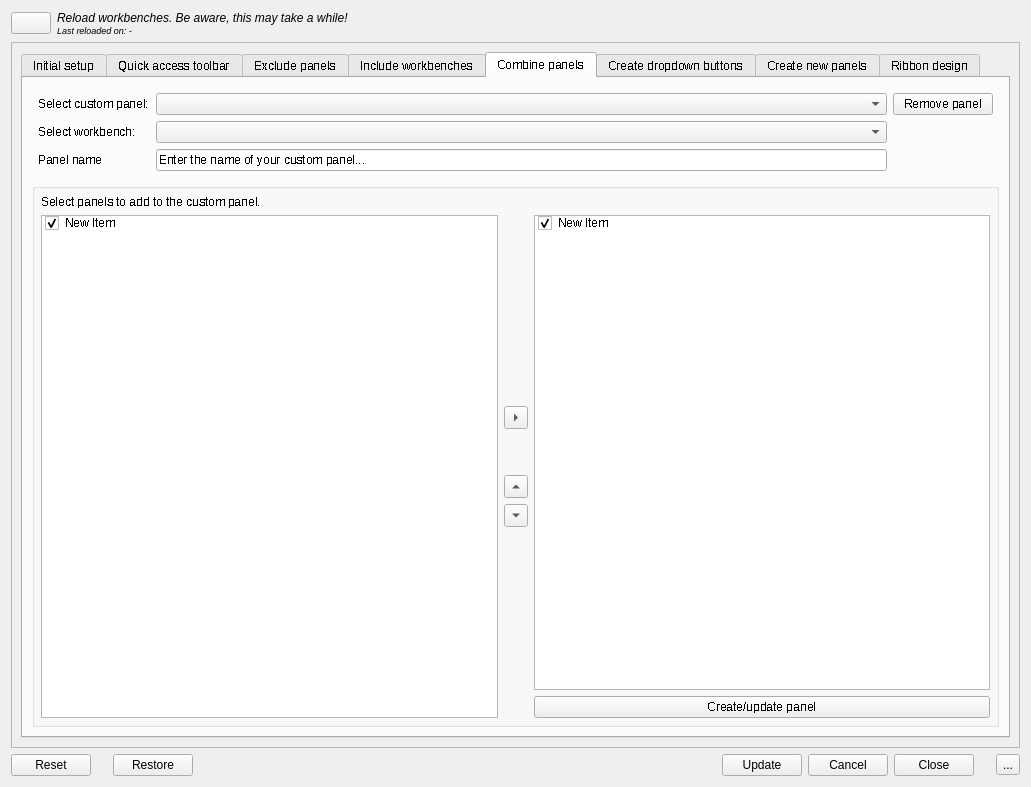
Old version of the form Resources/ui/Design.ui in the repository APEbbers/FreeCAD-Ribbon.
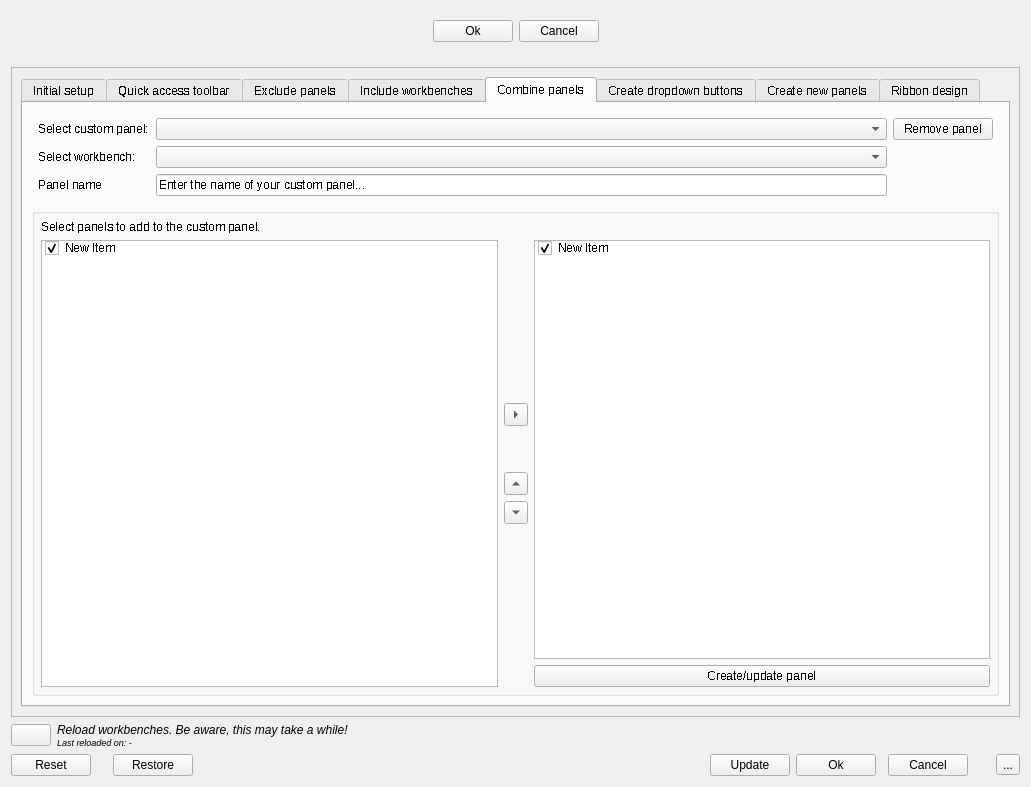
New version of the form. Icons and pictures are not drawn.

Commit message: Move Form buttons for docked dialog - 6

What changed in the file:
```diff
--- a/Resources/ui/Design.ui
+++ b/Resources/ui/Design.ui
@@ -46,121 +46,92 @@
   <property name="autoFillBackground">
    <bool>false</bool>
   </property>
-  <layout class="QGridLayout" name="gridLayout_49">
+  <layout class="QGridLayout" name="gridLayout_53">
    <item row="0" column="0">
-    <layout class="QGridLayout" name="gridLayout_28">
-     <property name="verticalSpacing">
-      <number>0</number>
-     </property>
-     <item row="0" column="2">
-      <widget class="QLabel" name="label_14">
-       <property name="sizePolicy">
-        <sizepolicy hsizetype="MinimumExpanding" vsizetype="Preferred">
-         <horstretch>0</horstretch>
-         <verstretch>0</verstretch>
-        </sizepolicy>
-       </property>
-       <property name="text">
-        <string>&lt;html&gt;&lt;head/&gt;&lt;body&gt;&lt;p&gt;&lt;span style=&quot; font-style:italic;&quot;&gt;Reload workbenches. Be aware, this may take a while!&lt;/span&gt;&lt;/p&gt;&lt;/body&gt;&lt;/html&gt;</string>
-       </property>
-      </widget>
-     </item>
-     <item row="1" column="2">
-      <widget class="QLabel" name="TimeStamp_Reloaded">
-       <property name="font">
-        <font>
-         <pointsize>7</pointsize>
-         <italic>true</italic>
-        </font>
-       </property>
-       <property name="text">
-        <string>Last reloaded on: -</string>
-       </property>
-      </widget>
-     </item>
-     <item row="0" column="0" rowspan="2">
-      <widget class="QPushButton" name="LoadWB">
-       <property name="sizePolicy">
-        <sizepolicy hsizetype="Fixed" vsizetype="Fixed">
-         <horstretch>0</horstretch>
-         <verstretch>0</verstretch>
-        </sizepolicy>
-       </property>
-       <property name="minimumSize">
-        <size>
-         <width>10</width>
-         <height>10</height>
-        </size>
-       </property>
-       <property name="text">
-        <string/>
-       </property>
-       <property name="icon">
-        <iconset theme="QIcon::ThemeIcon::ViewRefresh"/>
-       </property>
-      </widget>
-     </item>
-    </layout>
+    <widget class="QFrame" name="DockedButtonFrame">
+     <layout class="QGridLayout" name="gridLayout_49">
+      <item row="0" column="0">
+       <spacer name="horizontalSpacer_10">
+        <property name="orientation">
+         <enum>Qt::Orientation::Horizontal</enum>
+        </property>
+        <property name="sizeHint" stdset="0">
+         <size>
+          <width>40</width>
+          <height>20</height>
+         </size>
+        </property>
+       </spacer>
+      </item>
+      <item row="0" column="1">
+       <widget class="QPushButton" name="Close_2">
+        <property name="text">
+         <string>Ok</string>
+        </property>
+       </widget>
+      </item>
+      <item row="0" column="2">
+       <widget class="QPushButton" name="Cancel_2">
+        <property name="text">
+         <string>Cancel</string>
+        </property>
+        <property name="shortcut">
+         <string>Esc</string>
+        </property>
+       </widget>
+      </item>
+      <item row="0" column="3">
+       <spacer name="horizontalSpacer_11">
+        <property name="orientation">
+         <enum>Qt::Orientation::Horizontal</enum>
+        </property>
+        <property name="sizeHint" stdset="0">
+         <size>
+          <width>40</width>
+          <height>20</height>
+         </size>
+        </property>
+       </spacer>
+      </item>
+      <item row="1" column="2">
+       <spacer name="verticalSpacer_22">
+        <property name="orientation">
+         <enum>Qt::Orientation::Vertical</enum>
+        </property>
+        <property name="sizeType">
+         <enum>QSizePolicy::Policy::Fixed</enum>
+        </property>
+        <property name="sizeHint" stdset="0">
+         <size>
+          <width>20</width>
+          <height>10</height>
+         </size>
+        </property>
+       </spacer>
+      </item>
+     </layout>
+    </widget>
    </item>
    <item row="1" column="0">
     <layout class="QGridLayout" name="gridLayout_6">
-     <item row="2" column="5">
-      <widget class="QPushButton" name="Cancel">
+     <item row="3" column="4">
+      <widget class="QPushButton" name="UpdateJson">
        <property name="text">
-        <string>Cancel</string>
+        <string>Update</string>
        </property>
        <property name="shortcut">
         <string>Esc</string>
        </property>
       </widget>
      </item>
-     <item row="2" column="8">
-      <widget class="QToolButton" name="HelpButton">
-       <property name="text">
-        <string notr="true">...</string>
-       </property>
-      </widget>
-     </item>
-     <item row="2" column="6">
+     <item row="3" column="5">
       <widget class="QPushButton" name="Close">
        <property name="text">
-        <string>Close</string>
+        <string>Ok</string>
        </property>
       </widget>
      </item>
-     <item row="2" column="1">
-      <spacer name="horizontalSpacer">
-       <property name="orientation">
-        <enum>Qt::Orientation::Horizontal</enum>
-       </property>
-       <property name="sizeType">
-        <enum>QSizePolicy::Policy::Fixed</enum>
-       </property>
-       <property name="sizeHint" stdset="0">
-        <size>
-         <width>10</width>
-         <height>20</height>
-        </size>
-       </property>
-      </spacer>
-     </item>
-     <item row="2" column="7">
-      <spacer name="horizontalSpacer_3">
-       <property name="orientation">
-        <enum>Qt::Orientation::Horizontal</enum>
-       </property>
-       <property name="sizeType">
-        <enum>QSizePolicy::Policy::Fixed</enum>
-       </property>
-       <property name="sizeHint" stdset="0">
-        <size>
-         <width>10</width>
-         <height>20</height>
-        </size>
-       </property>
-      </spacer>
-     </item>
-     <item row="2" column="3">
+     <item row="3" column="3">
       <spacer name="horizontalSpacer_2">
        <property name="orientation">
         <enum>Qt::Orientation::Horizontal</enum>
@@ -173,34 +144,7 @@
        </property>
       </spacer>
      </item>
-     <item row="2" column="4">
-      <widget class="QPushButton" name="UpdateJson">
-       <property name="text">
-        <string>Update</string>
-       </property>
-      </widget>
-     </item>
-     <item row="2" column="0">
-      <widget class="QPushButton" name="ResetJson">
-       <property name="enabled">
-        <bool>true</bool>
-       </property>
-       <property name="text">
-        <string>Reset</string>
-       </property>
-      </widget>
-     </item>
-     <item row="2" column="2">
-      <widget class="QPushButton" name="RestoreJson">
-       <property name="enabled">
-        <bool>true</bool>
-       </property>
-       <property name="text">
-        <string>Restore</string>
-       </property>
-      </widget>
-     </item>
-     <item row="1" column="0" colspan="9">
+     <item row="1" column="0" colspan="11">
       <widget class="QScrollArea" name="scrollArea">
        <property name="sizePolicy">
         <sizepolicy hsizetype="MinimumExpanding" vsizetype="Expanding">
@@ -223,7 +167,7 @@
           <x>0</x>
           <y>0</y>
           <width>1013</width>
-          <height>689</height>
+          <height>631</height>
          </rect>
         </property>
         <layout class="QGridLayout" name="gridLayout_26">
@@ -2755,6 +2699,130 @@
        </widget>
       </widget>
      </item>
+     <item row="3" column="7">
+      <widget class="QPushButton" name="Cancel">
+       <property name="text">
+        <string>Cancel</string>
+       </property>
+       <property name="shortcut">
+        <string>Esc</string>
+       </property>
+      </widget>
+     </item>
+     <item row="3" column="10">
+      <widget class="QToolButton" name="HelpButton">
+       <property name="text">
+        <string notr="true">...</string>
+       </property>
+      </widget>
+     </item>
+     <item row="3" column="9">
+      <spacer name="horizontalSpacer_3">
+       <property name="orientation">
+        <enum>Qt::Orientation::Horizontal</enum>
+       </property>
+       <property name="sizeType">
+        <enum>QSizePolicy::Policy::Fixed</enum>
+       </property>
+       <property name="sizeHint" stdset="0">
+        <size>
+         <width>10</width>
+         <height>20</height>
+        </size>
+       </property>
+      </spacer>
+     </item>
+     <item row="3" column="2">
+      <widget class="QPushButton" name="RestoreJson">
+       <property name="enabled">
+        <bool>true</bool>
+       </property>
+       <property name="text">
+        <string>Restore</string>
+       </property>
+      </widget>
+     </item>
+     <item row="3" column="0">
+      <widget class="QPushButton" name="ResetJson">
+       <property name="enabled">
+        <bool>true</bool>
+       </property>
+       <property name="text">
+        <string>Reset</string>
+       </property>
+      </widget>
+     </item>
+     <item row="3" column="1">
+      <spacer name="horizontalSpacer">
+       <property name="orientation">
+        <enum>Qt::Orientation::Horizontal</enum>
+       </property>
+       <property name="sizeType">
+        <enum>QSizePolicy::Policy::Fixed</enum>
+       </property>
+       <property name="sizeHint" stdset="0">
+        <size>
+         <width>10</width>
+         <height>20</height>
+        </size>
+       </property>
+      </spacer>
+     </item>
+     <item row="2" column="0" colspan="11">
+      <layout class="QGridLayout" name="gridLayout_28">
+       <property name="verticalSpacing">
+        <number>0</number>
+       </property>
+       <item row="0" column="2">
+        <widget class="QLabel" name="label_14">
+         <property name="sizePolicy">
+          <sizepolicy hsizetype="MinimumExpanding" vsizetype="Preferred">
+           <horstretch>0</horstretch>
+           <verstretch>0</verstretch>
+          </sizepolicy>
+         </property>
+         <property name="text">
+          <string>&lt;html&gt;&lt;head/&gt;&lt;body&gt;&lt;p&gt;&lt;span style=&quot; font-style:italic;&quot;&gt;Reload workbenches. Be aware, this may take a while!&lt;/span&gt;&lt;/p&gt;&lt;/body&gt;&lt;/html&gt;</string>
+         </property>
+        </widget>
+       </item>
+       <item row="0" column="0" rowspan="2">
+        <widget class="QPushButton" name="LoadWB">
+         <property name="sizePolicy">
+          <sizepolicy hsizetype="Fixed" vsizetype="Fixed">
+           <horstretch>0</horstretch>
+           <verstretch>0</verstretch>
+          </sizepolicy>
+         </property>
+         <property name="minimumSize">
+          <size>
+           <width>10</width>
+           <height>10</height>
+          </size>
+         </property>
+         <property name="text">
+          <string/>
+         </property>
+         <property name="icon">
+          <iconset theme="QIcon::ThemeIcon::ViewRefresh"/>
+         </property>
+        </widget>
+       </item>
+       <item row="1" column="2">
+        <widget class="QLabel" name="TimeStamp_Reloaded">
+         <property name="font">
+          <font>
+           <pointsize>7</pointsize>
+           <italic>true</italic>
+          </font>
+         </property>
+         <property name="text">
+          <string>Last reloaded on: -</string>
+         </property>
+        </widget>
+       </item>
+      </layout>
+     </item>
     </layout>
    </item>
   </layout>
```
Left out of the diff: 3 changed lines with no effect on the pictures. The commit also changes 8 other files.
